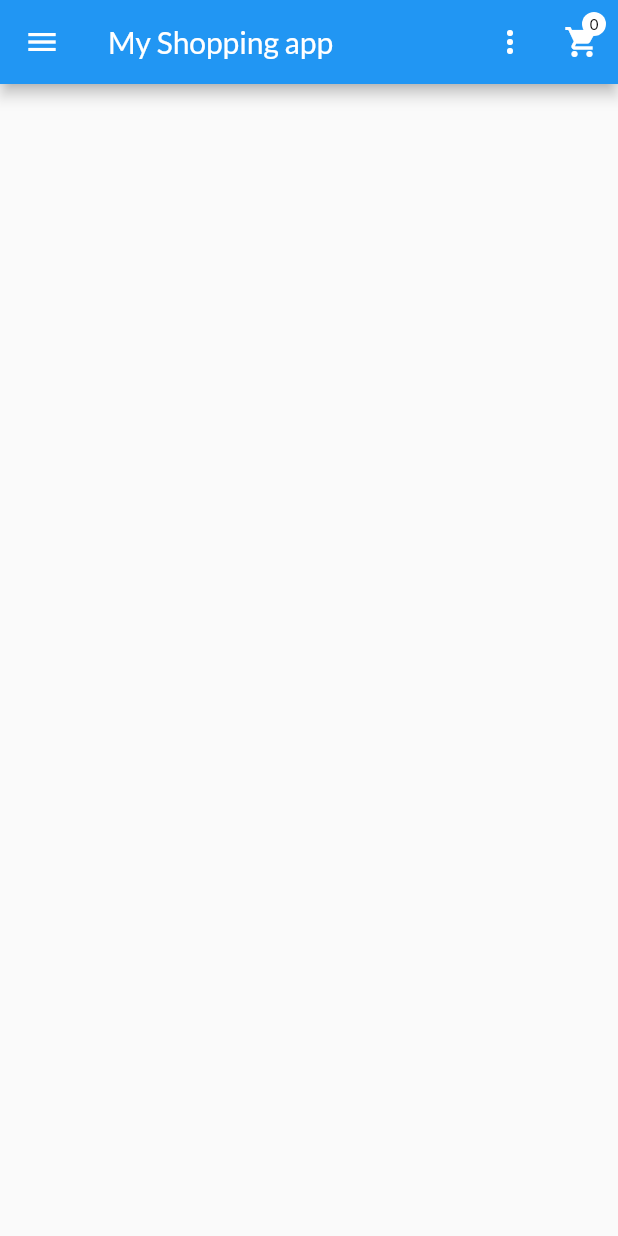
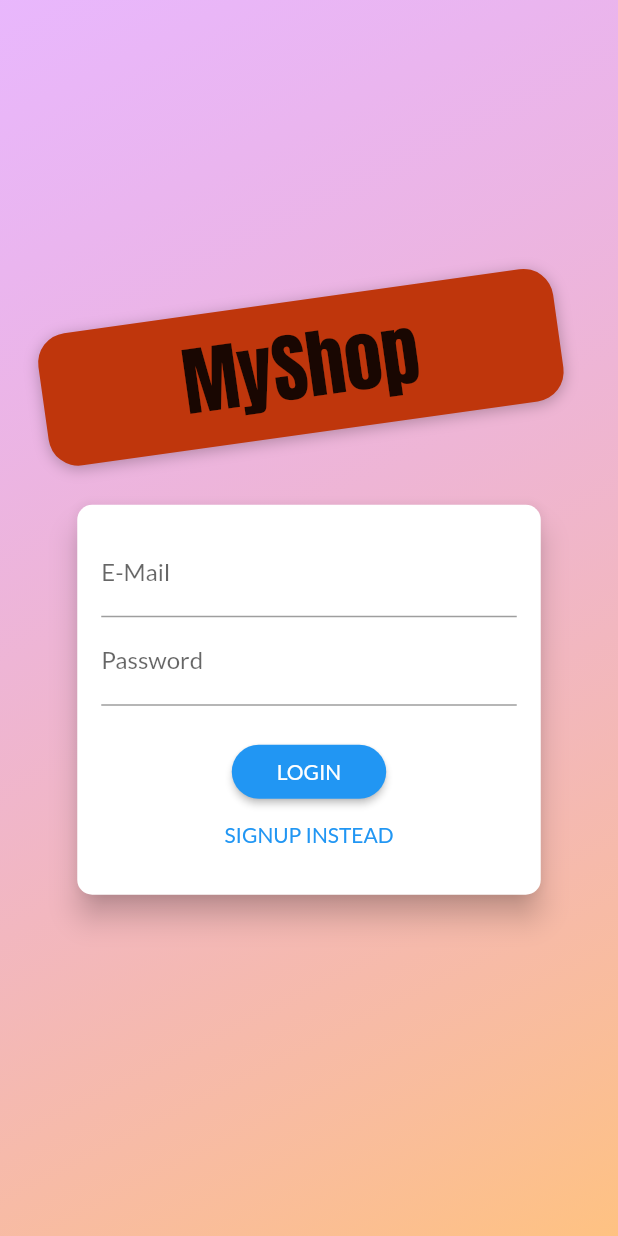
Before and after one commit to CatOkHero/FlutterAndDartTheCompleteGuideUdemy, a Flutter app: the screen it shows after launch, on a phone screen of 412 x 824 dp. Run offline on Flutter 3.47's test engine with Material 2 defaults, Android fonts, the phone set to English and light mode, and no system bars.

```diff
--- a/shop_app/shop_app_flutter/lib/main.dart
+++ b/shop_app/shop_app_flutter/lib/main.dart
@@ -1,7 +1,9 @@
 import 'package:flutter/material.dart';
 import 'package:provider/provider.dart';
+import 'package:shop_app_flutter/providers/auth.dart';
 import 'package:shop_app_flutter/providers/cart.dart';
 import 'package:shop_app_flutter/providers/orders.dart';
+import 'package:shop_app_flutter/screens/auth_screen.dart';
 import 'package:shop_app_flutter/screens/cart_screen.dart';
 import 'package:shop_app_flutter/screens/edit_product_screen.dart';
 import 'package:shop_app_flutter/screens/orders_screen.dart';
@@ -22,6 +24,9 @@ class MyApp extends StatelessWidget {
       providers: [
         ChangeNotifierProvider(
           create: (ctx) => Products(),
+        ),
+        ChangeNotifierProvider(
+          create: (ctx) => Auth(),
         ),
         ChangeNotifierProvider(
           create: (ctx) => Cart(),
@@ -46,7 +51,7 @@ class MyApp extends StatelessWidget {
           accentColor: Colors.white,
           fontFamily: 'Lato',
         ),
-        home: ProductOverviewScreen(),
+        home: AuthScreen(),
         routes: {
           ProductDetailScreen.routeName: (ctx) => ProductDetailScreen(),
           CartScreen.routeName: (ctx) => CartScreen(),
--- /dev/null
+++ b/shop_app/shop_app_flutter/lib/providers/auth.dart
@@ -0,0 +1,33 @@
+import 'package:flutter/material.dart';
+import 'package:http/http.dart' as http;
+import 'dart:convert';
+
+class Auth with ChangeNotifier {
+  String _token;
+  DateTime _expiryDate;
+  String _userId;
+
+  Future<void> _authenticate(
+      String email, String password, String urlSegment) async {
+    final url =
+        'https://identitytoolkit.googleapis.com/v1/accounts:$urlSegment?key=';
+    final response = await http.post(
+      url,
+      body: json.encode(
+        {
+          'email': email,
+          'password': password,
+          'returnSecureToken': true,
+        },
+      ),
+    );
+  }
+
+  Future<void> signup(String email, String password) async {
+    return _authenticate(email, password, 'signup');
+  }
+
+  Future<void> login(String email, String password) async {
+    return _authenticate(email, password, 'signInWithPassword');
+  }
+}
--- /dev/null
+++ b/shop_app/shop_app_flutter/lib/screens/auth_screen.dart
@@ -0,0 +1,232 @@
+import 'dart:math';
+
+import 'package:flutter/material.dart';
+import 'package:provider/provider.dart';
+import 'package:shop_app_flutter/providers/auth.dart';
+
+enum AuthMode { Signup, Login }
+
+class AuthScreen extends StatelessWidget {
+  static const routeName = '/auth';
+
+  @override
+  Widget build(BuildContext context) {
+    final deviceSize = MediaQuery.of(context).size;
+    // final transformConfig = Matrix4.rotationZ(-8 * pi / 180);
+    // transformConfig.translate(-10.0);
+    return Scaffold(
+      // resizeToAvoidBottomInset: false,
+      body: Stack(
+        children: <Widget>[
+          Container(
+            decoration: BoxDecoration(
+              gradient: LinearGradient(
+                colors: [
+                  Color.fromRGBO(215, 117, 255, 1).withOpacity(0.5),
+                  Color.fromRGBO(255, 188, 117, 1).withOpacity(0.9),
+                ],
+                begin: Alignment.topLeft,
+                end: Alignment.bottomRight,
+                stops: [0, 1],
+              ),
+            ),
+          ),
+          SingleChildScrollView(
+            child: Container(
+              height: deviceSize.height,
+              width: deviceSize.width,
+              child: Column(
+                mainAxisAlignment: MainAxisAlignment.center,
+                crossAxisAlignment: CrossAxisAlignment.center,
+                children: <Widget>[
+                  Flexible(
+                    child: Container(
+                      margin: EdgeInsets.only(bottom: 20.0),
+                      padding:
+                          EdgeInsets.symmetric(vertical: 8.0, horizontal: 94.0),
+                      transform: Matrix4.rotationZ(-8 * pi / 180)
+                        ..translate(-10.0),
+                      // ..translate(-10.0),
+                      decoration: BoxDecoration(
+                        borderRadius: BorderRadius.circular(20),
+                        color: Colors.deepOrange.shade900,
+                        boxShadow: [
+                          BoxShadow(
+                            blurRadius: 8,
+                            color: Colors.black26,
+                            offset: Offset(0, 2),
+                          )
+                        ],
+                      ),
+                      child: Text(
+                        'MyShop',
+                        style: TextStyle(
+                          color: Theme.of(context).accentTextTheme.title.color,
+                          fontSize: 50,
+                          fontFamily: 'Anton',
+                          fontWeight: FontWeight.normal,
+                        ),
+                      ),
+                    ),
+                  ),
+                  Flexible(
+                    flex: deviceSize.width > 600 ? 2 : 1,
+                    child: AuthCard(),
+                  ),
+                ],
+              ),
+            ),
+          ),
+        ],
+      ),
+    );
+  }
+}
+
+class AuthCard extends StatefulWidget {
+  const AuthCard({
+    Key key,
+  }) : super(key: key);
+
+  @override
+  _AuthCardState createState() => _AuthCardState();
+}
+
+class _AuthCardState extends State<AuthCard> {
+  final GlobalKey<FormState> _formKey = GlobalKey();
+  AuthMode _authMode = AuthMode.Login;
+  Map<String, String> _authData = {
+    'email': '',
+    'password': '',
+  };
+  var _isLoading = false;
+  final _passwordController = TextEditingController();
+
+  Future<void> _submit() async {
+    if (!_formKey.currentState.validate()) {
+      // Invalid!
+      return;
+    }
+    _formKey.currentState.save();
+    setState(() {
+      _isLoading = true;
+    });
+    if (_authMode == AuthMode.Login) {
+      // Log user in
+      await Provider.of<Auth>(context, listen: false)
+          .login(_authData['email'], _authData['password']);
+    } else {
+      // Sign user up
+      await Provider.of<Auth>(context, listen: false)
+          .signup(_authData['email'], _authData['password']);
+    }
+    setState(() {
+      _isLoading = false;
+    });
+  }
+
+  void _switchAuthMode() {
+    if (_authMode == AuthMode.Login) {
+      setState(() {
+        _authMode = AuthMode.Signup;
+      });
+    } else {
+      setState(() {
+        _authMode = AuthMode.Login;
+      });
+    }
+  }
+
+  @override
+  Widget build(BuildContext context) {
+    final deviceSize = MediaQuery.of(context).size;
+    return Card(
+      shape: RoundedRectangleBorder(
+        borderRadius: BorderRadius.circular(10.0),
+      ),
+      elevation: 8.0,
+      child: Container(
+        height: _authMode == AuthMode.Signup ? 320 : 260,
+        constraints:
+            BoxConstraints(minHeight: _authMode == AuthMode.Signup ? 320 : 260),
+        width: deviceSize.width * 0.75,
+        padding: EdgeInsets.all(16.0),
+        child: Form(
+          key: _formKey,
+          child: SingleChildScrollView(
+            child: Column(
+              children: <Widget>[
+                TextFormField(
+                  decoration: InputDecoration(labelText: 'E-Mail'),
+                  keyboardType: TextInputType.emailAddress,
+                  validator: (value) {
+                    if (value.isEmpty || !value.contains('@')) {
+                      return 'Invalid email!';
+                    }
+                    return null;
+                    return null;
+                  },
+                  onSaved: (value) {
+                    _authData['email'] = value;
+                  },
+                ),
+                TextFormField(
+                  decoration: InputDecoration(labelText: 'Password'),
+                  obscureText: true,
+                  controller: _passwordController,
+                  validator: (value) {
+                    if (value.isEmpty || value.length < 5) {
+                      return 'Password is too short!';
+                    }
+                  },
+                  onSaved: (value) {
+                    _authData['password'] = value;
+                  },
+                ),
+                if (_authMode == AuthMode.Signup)
+                  TextFormField(
+                    enabled: _authMode == AuthMode.Signup,
+                    decoration: InputDecoration(labelText: 'Confirm Password'),
+                    obscureText: true,
+                    validator: _authMode == AuthMode.Signup
+                        ? (value) {
+                            if (value != _passwordController.text) {
+                              return 'Passwords do not match!';
+                            }
+                          }
+                        : null,
+                  ),
+                SizedBox(
+                  height: 20,
+                ),
+                if (_isLoading)
+                  CircularProgressIndicator()
+                else
+                  RaisedButton(
+                    child:
+                        Text(_authMode == AuthMode.Login ? 'LOGIN' : 'SIGN UP'),
+                    onPressed: _submit,
+                    shape: RoundedRectangleBorder(
+                      borderRadius: BorderRadius.circular(30),
+                    ),
+                    padding:
+                        EdgeInsets.symmetric(horizontal: 30.0, vertical: 8.0),
+                    color: Theme.of(context).primaryColor,
+                    textColor: Theme.of(context).primaryTextTheme.button.color,
+                  ),
+                FlatButton(
+                  child: Text(
+                      '${_authMode == AuthMode.Login ? 'SIGNUP' : 'LOGIN'} INSTEAD'),
+                  onPressed: _switchAuthMode,
+                  padding: EdgeInsets.symmetric(horizontal: 30.0, vertical: 4),
+                  materialTapTargetSize: MaterialTapTargetSize.shrinkWrap,
+                  textColor: Theme.of(context).primaryColor,
+                ),
+              ],
+            ),
+          ),
+        ),
+      ),
+    );
+  }
+}
```
